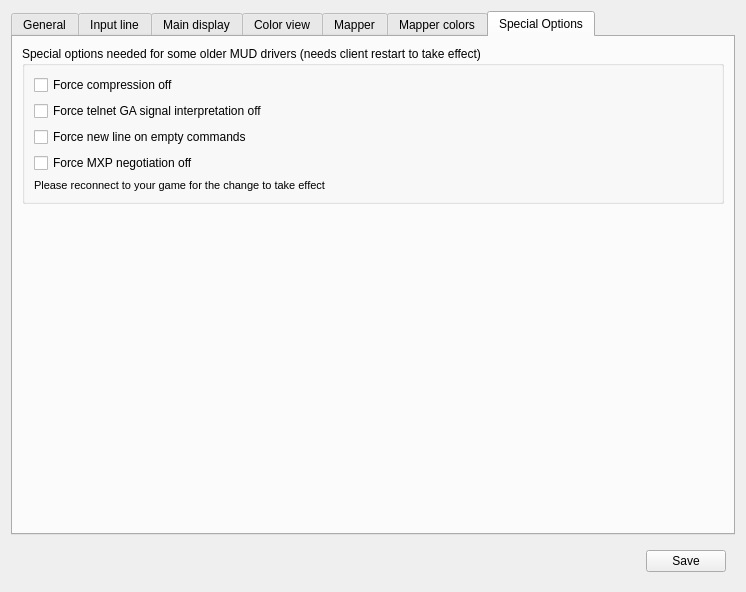
Old version of the form src/ui/profile_preferences.ui in the repository Mudlet/Mudlet.
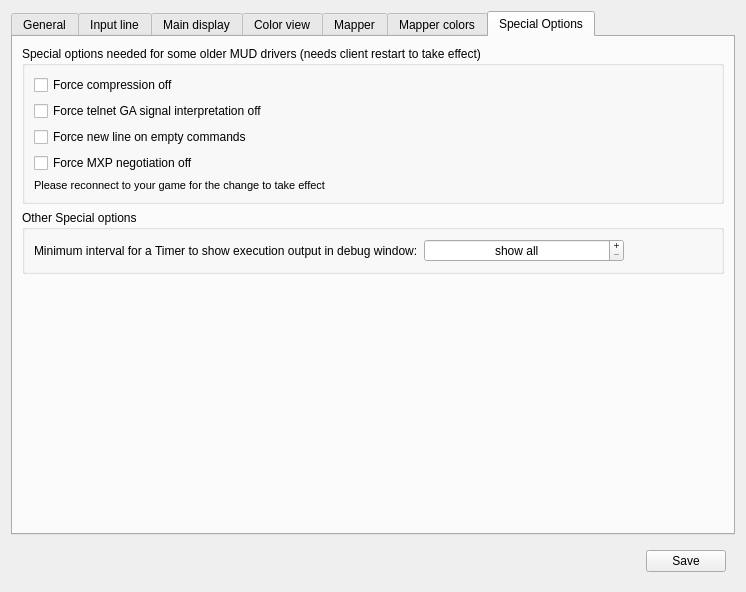
New version of the form. The open tabs and pages were chosen to show the change. Icons and pictures are not drawn.

Commit message: Bugfix/Enhance:  Suppress debug output from short interval timers

```diff
--- a/src/ui/profile_preferences.ui
+++ b/src/ui/profile_preferences.ui
@@ -1810,19 +1810,6 @@
        <string>Special Options</string>
       </attribute>
       <layout class="QGridLayout" name="gridLayout_7">
-       <item row="1" column="0">
-        <spacer name="verticalSpacer_6">
-         <property name="orientation">
-          <enum>Qt::Vertical</enum>
-         </property>
-         <property name="sizeHint" stdset="0">
-          <size>
-           <width>20</width>
-           <height>40</height>
-          </size>
-         </property>
-        </spacer>
-       </item>
        <item row="0" column="0">
         <widget class="QGroupBox" name="groupBox_7">
          <property name="title">
@@ -1888,6 +1875,66 @@
          </layout>
         </widget>
        </item>
+       <item row="2" column="0">
+        <spacer name="verticalSpacer_6">
+         <property name="orientation">
+          <enum>Qt::Vertical</enum>
+         </property>
+         <property name="sizeHint" stdset="0">
+          <size>
+           <width>20</width>
+           <height>40</height>
+          </size>
+         </property>
+        </spacer>
+       </item>
+       <item row="1" column="0">
+        <widget class="QGroupBox" name="groupBox_Debug">
+         <property name="title">
+          <string>Other Special options</string>
+         </property>
+         <layout class="QFormLayout" name="formLayout">
+          <item row="0" column="0">
+           <widget class="QLabel" name="label_timerDebugOutputMinimumInterval">
+            <property name="text">
+             <string>Minimum interval for a Timer to show execution output in debug window:</string>
+            </property>
+           </widget>
+          </item>
+          <item row="0" column="1">
+           <widget class="QTimeEdit" name="timeEdit_timerDebugOutputMinimumInterval">
+            <property name="maximumSize">
+             <size>
+              <width>200</width>
+              <height>16777215</height>
+             </size>
+            </property>
+            <property name="alignment">
+             <set>Qt::AlignCenter</set>
+            </property>
+            <property name="buttonSymbols">
+             <enum>QAbstractSpinBox::PlusMinus</enum>
+            </property>
+            <property name="specialValueText">
+             <string>show all</string>
+            </property>
+            <property name="accelerated">
+             <bool>true</bool>
+            </property>
+            <property name="showGroupSeparator" stdset="0">
+             <bool>true</bool>
+            </property>
+            <property name="currentSection">
+             <enum>QDateTimeEdit::HourSection</enum>
+            </property>
+            <property name="displayFormat">
+             <string notr="true">h:mm:ss.zzz</string>
+            </property>
+           </widget>
+          </item>
+         </layout>
+        </widget>
+       </item>
       </layout>
      </widget>
     </widget>
```
The commit also changes 3 other files.
